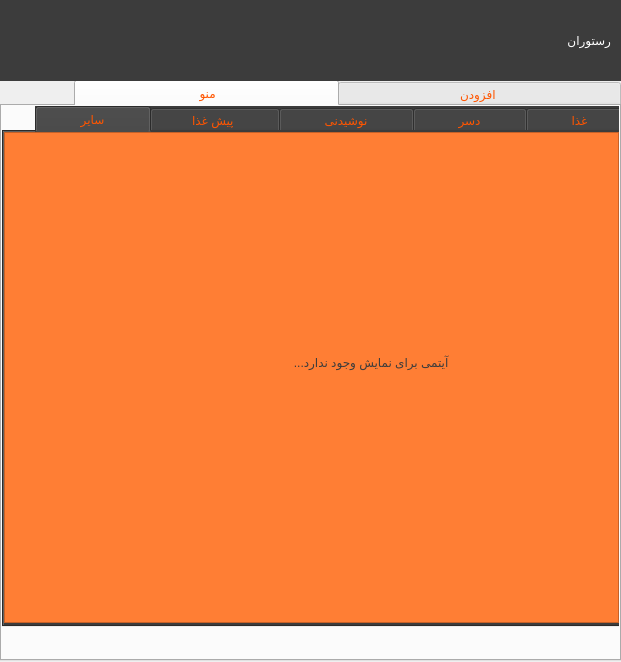
pooratho/FOOD, file FOOD/restaurantownermainpage.ui: the form before one commit.
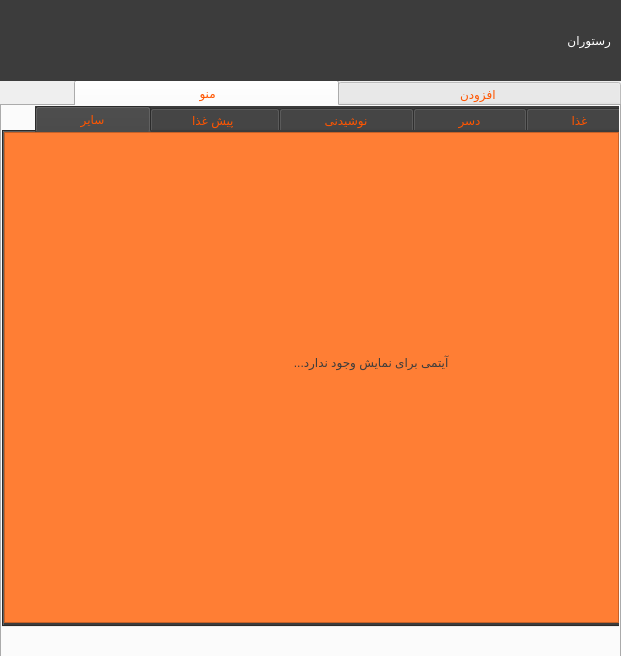
The form after the commit. Icons and pictures are not drawn.

The edit to the form file:
```diff
--- a/FOOD/restaurantownermainpage.ui
+++ b/FOOD/restaurantownermainpage.ui
@@ -7,9 +7,27 @@
     <x>0</x>
     <y>0</y>
     <width>621</width>
-    <height>662</height>
+    <height>656</height>
    </rect>
   </property>
+  <property name="sizePolicy">
+   <sizepolicy hsizetype="Fixed" vsizetype="Fixed">
+    <horstretch>0</horstretch>
+    <verstretch>0</verstretch>
+   </sizepolicy>
+  </property>
+  <property name="minimumSize">
+   <size>
+    <width>621</width>
+    <height>656</height>
+   </size>
+  </property>
+  <property name="maximumSize">
+   <size>
+    <width>621</width>
+    <height>656</height>
+   </size>
+  </property>
   <property name="windowTitle">
    <string>Form</string>
   </property>
```
